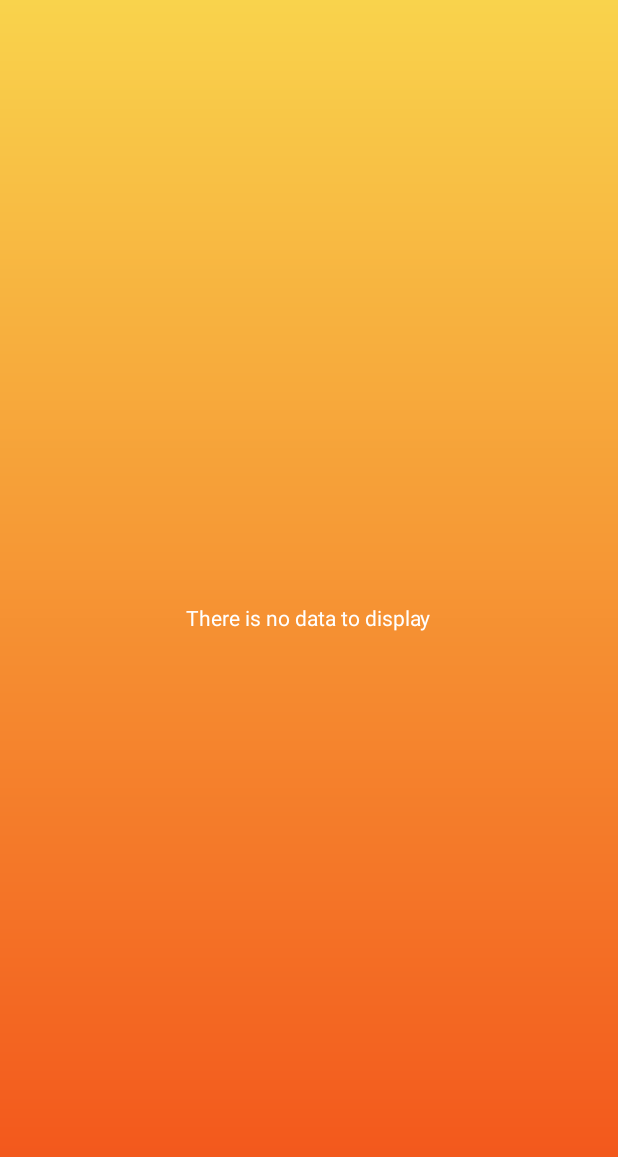
After one commit to ZadorozhnyiSemen/Stormy, an Android app: the DailyForecastActivity screen opened directly, with no data from a screen before it, on a phone screen of 412 x 824 dp. The commit adds this screen. Shown: the top 1157 px of the screen. Run offline under Robolectric (Android 15) with nearby library versions, the phone set to English and light mode, and no system bars.

Commit message:
add new daily view add ui style shanges add additional string variables

```diff
--- a/app/build.gradle
+++ b/app/build.gradle
@@ -25,8 +25,9 @@ dependencies {
         exclude group: 'com.android.support', module: 'support-annotations'
     })
     compile 'com.android.support:appcompat-v7:25.1.0'
-    testCompile 'junit:junit:4.12'
     compile 'com.squareup.okhttp3:okhttp:3.5.0'
     compile 'com.jakewharton:butterknife:8.4.0'
+    compile 'com.android.support:design:25.1.0'
+    testCompile 'junit:junit:4.12'
     annotationProcessor 'com.jakewharton:butterknife-compiler:8.4.0'
 }
--- a/app/src/main/AndroidManifest.xml
+++ b/app/src/main/AndroidManifest.xml
@@ -11,7 +11,8 @@
         android:label="@string/app_name"
         android:supportsRtl="true"
         android:theme="@style/AppTheme">
-        <activity android:name=".MainActivity"
+        <activity
+            android:name=".ui.MainActivity"
             android:screenOrientation="portrait">
             <intent-filter>
                 <action android:name="android.intent.action.MAIN"/>
@@ -19,6 +20,8 @@
                 <category android:name="android.intent.category.LAUNCHER"/>
             </intent-filter>
         </activity>
+        <activity android:name=".ui.DailyForecastActivity">
+        </activity>
     </application>
 
 </manifest>
--- /dev/null
+++ b/app/src/main/java/reksoft/zadorozhnyi/stormy/ui/DailyForecastActivity.java
@@ -0,0 +1,18 @@
+package reksoft.zadorozhnyi.stormy.ui;
+
+import android.app.ListActivity;
+import android.support.v7.app.AppCompatActivity;
+import android.os.Bundle;
+
+import reksoft.zadorozhnyi.stormy.R;
+
+public class DailyForecastActivity extends ListActivity {
+
+    @Override
+    protected void onCreate(Bundle savedInstanceState) {
+        super.onCreate(savedInstanceState);
+        setContentView(R.layout.activity_daily_forecast);
+
+        String[] daysOfTheWeek = { "Sunday", "Monday", "Tuesday", "Wednesday", "Thursday", "Friday", "Saturday" };
+    }
+}
--- /dev/null
+++ b/app/src/main/res/drawable/bg_gradient.xml
@@ -0,0 +1,12 @@
+<?xml version="1.0" encoding="utf-8"?>
+<shape xmlns:android="http://schemas.android.com/apk/res/android"
+    android:shape="rectangle">
+
+    <gradient
+        android:startColor="#f9d34c"
+        android:endColor="#f25019"
+        android:angle="270"
+        android:type="linear"
+        />
+
+</shape>
--- /dev/null
+++ b/app/src/main/res/layout/activity_daily_forecast.xml
@@ -0,0 +1,31 @@
+<?xml version="1.0" encoding="utf-8"?>
+<RelativeLayout
+    xmlns:android="http://schemas.android.com/apk/res/android"
+    xmlns:tools="http://schemas.android.com/tools"
+    android:id="@+id/activity_daily_forecast"
+    android:layout_width="match_parent"
+    android:layout_height="match_parent"
+    android:paddingBottom="@dimen/activity_vertical_margin"
+    android:paddingLeft="@dimen/activity_horizontal_margin"
+    android:paddingRight="@dimen/activity_horizontal_margin"
+    android:paddingTop="@dimen/activity_vertical_margin"
+    tools:context="reksoft.zadorozhnyi.stormy.ui.DailyForecastActivity"
+    android:background="@drawable/bg_gradient">
+
+    <TextView
+        android:text="@string/no_daily_forecast_data"
+        android:layout_width="wrap_content"
+        android:layout_height="wrap_content"
+        android:layout_centerVertical="true"
+        android:layout_centerHorizontal="true"
+        android:id="@android:id/empty"
+        android:textColor="#ffffffff"/>
+
+    <ListView
+        android:layout_width="match_parent"
+        android:layout_height="match_parent"
+        android:id="@android:id/list"
+        android:layout_alignParentTop="true"
+        android:layout_alignParentLeft="true"
+        android:layout_alignParentStart="true"/>
+</RelativeLayout>
--- /dev/null
+++ b/app/src/main/res/values-v21/styles.xml
@@ -0,0 +1,2 @@
+<resources>
+</resources>
--- a/app/src/main/res/values/dimens.xml
+++ b/app/src/main/res/values/dimens.xml
@@ -2,4 +2,5 @@
     <!-- Default screen margins, per the Android Design guidelines. -->
     <dimen name="activity_horizontal_margin">32dp</dimen>
     <dimen name="activity_vertical_margin">16dp</dimen>
+    <dimen name="fab_margin">16dp</dimen>
 </resources>
--- a/app/src/main/res/values/strings.xml
+++ b/app/src/main/res/values/strings.xml
@@ -4,4 +4,6 @@
     <string name="error_message">There was an error. Please try again!</string>
     <string name="error_ok_button_text">OK</string>
     <string name="network_anavailable_message">Network is unavailable!</string>
+    <string name="title_activity_daily_forecast">DailyForecastActivity</string>
+    <string name="no_daily_forecast_data">There is no data to display</string>
 </resources>
--- a/app/src/main/res/values/styles.xml
+++ b/app/src/main/res/values/styles.xml
@@ -8,4 +8,8 @@
         <item name="colorAccent">@color/colorAccent</item>
     </style>
 
+    <style name="AppTheme.AppBarOverlay" parent="ThemeOverlay.AppCompat.Dark.ActionBar"/>
+
+    <style name="AppTheme.PopupOverlay" parent="ThemeOverlay.AppCompat.Light"/>
+
 </resources>
```
Also changed, not shown: app/src/main/java/reksoft/zadorozhnyi/stormy/AlertDialogFragment.java (deleted, +0 -22 lines), app/src/main/java/reksoft/zadorozhnyi/stormy/CurrentWeather.java (deleted, +0 -117 lines), app/src/main/java/reksoft/zadorozhnyi/stormy/MainActivity.java (deleted, +0 -187 lines), app/src/main/res/layout/activity_main.xml (+29 -3 lines).
